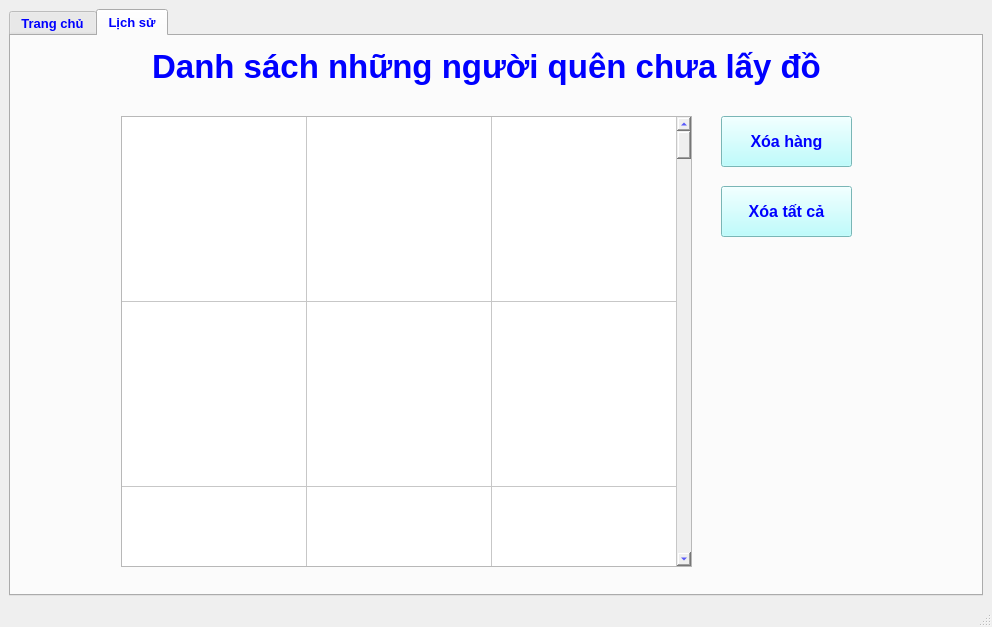
First picture: the form in GUI.ui, repository Cutreson/Code, before the edit.
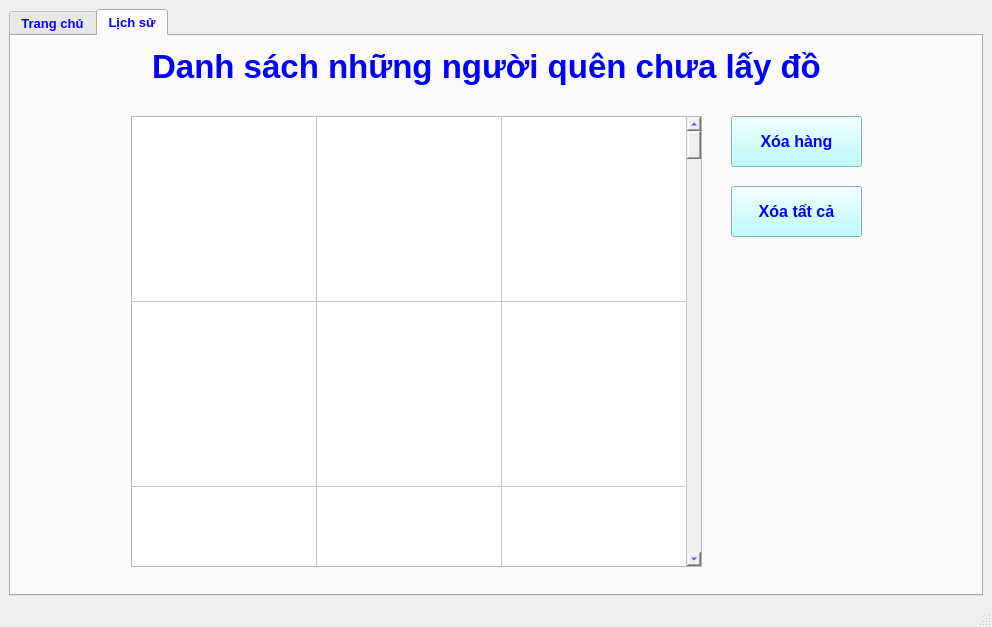
Second picture: the form after the edit. The open tabs and pages were chosen to show the change.

Patch:
```diff
--- a/GUI.ui
+++ b/GUI.ui
@@ -315,7 +315,7 @@
        <widget class="QPushButton" name="btn_delete_One">
         <property name="geometry">
          <rect>
-          <x>710</x>
+          <x>720</x>
           <y>80</y>
           <width>131</width>
           <height>51</height>
@@ -342,7 +342,7 @@
         </property>
         <property name="geometry">
          <rect>
-          <x>110</x>
+          <x>120</x>
           <y>80</y>
           <width>571</width>
           <height>451</height>
@@ -613,7 +613,7 @@
        <widget class="QPushButton" name="btn_delete_All">
         <property name="geometry">
          <rect>
-          <x>710</x>
+          <x>720</x>
           <y>150</y>
           <width>131</width>
           <height>51</height>
```
Left out of the diff: 2 changed lines with no effect on the pictures.
